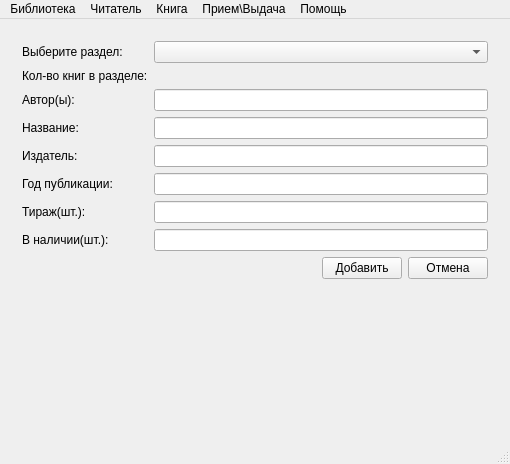
Before: the Qt Designer form Library_db/mainwindow.ui in AaccrraA/Library, drawn with Qt 5.
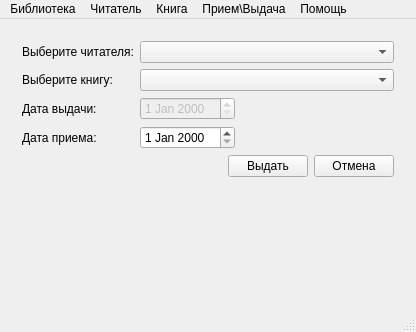
After: the same form once the commit is applied. The open tabs and pages were chosen to show the change.

Commit message: IOBooksInfoLinkedList beginig

Patch:
```diff
--- a/Library_db/mainwindow.ui
+++ b/Library_db/mainwindow.ui
@@ -6,8 +6,8 @@
    <rect>
     <x>0</x>
     <y>0</y>
-    <width>510</width>
-    <height>464</height>
+    <width>401</width>
+    <height>307</height>
    </rect>
   </property>
   <property name="windowTitle">
@@ -24,7 +24,7 @@
        <bool>true</bool>
       </property>
       <property name="currentIndex">
-       <number>2</number>
+       <number>3</number>
       </property>
       <widget class="QWidget" name="library_page">
        <property name="enabled">
@@ -670,6 +670,124 @@
         </item>
        </layout>
       </widget>
+      <widget class="QWidget" name="give_book_page">
+       <layout class="QFormLayout" name="formLayout_3">
+        <item row="0" column="0">
+         <widget class="QLabel" name="label">
+          <property name="text">
+           <string>Выберите читателя:</string>
+          </property>
+         </widget>
+        </item>
+        <item row="0" column="1">
+         <widget class="QComboBox" name="gb_readers_comboBox"/>
+        </item>
+        <item row="1" column="0">
+         <widget class="QLabel" name="label_2">
+          <property name="text">
+           <string>Выберите книгу:</string>
+          </property>
+         </widget>
+        </item>
+        <item row="1" column="1">
+         <widget class="QComboBox" name="gb_books_comboBox"/>
+        </item>
+        <item row="2" column="0">
+         <widget class="QLabel" name="gb_giving_label">
+          <property name="text">
+           <string>Дата выдачи:</string>
+          </property>
+         </widget>
+        </item>
+        <item row="2" column="1">
+         <layout class="QHBoxLayout" name="horizontalLayout_12">
+          <item>
+           <widget class="QDateEdit" name="gb_giving_dateEdit">
+            <property name="enabled">
+             <bool>false</bool>
+            </property>
+           </widget>
+          </item>
+          <item>
+           <spacer name="horizontalSpacer_5">
+            <property name="orientation">
+             <enum>Qt::Horizontal</enum>
+            </property>
+            <property name="sizeHint" stdset="0">
+             <size>
+              <width>40</width>
+              <height>20</height>
+             </size>
+            </property>
+           </spacer>
+          </item>
+         </layout>
+        </item>
+        <item row="3" column="0">
+         <widget class="QLabel" name="gb_taking_label">
+          <property name="text">
+           <string>Дата приема:</string>
+          </property>
+         </widget>
+        </item>
+        <item row="3" column="1">
+         <layout class="QHBoxLayout" name="horizontalLayout_13">
+          <item>
+           <widget class="QDateEdit" name="gb_taking_dateEdit">
+            <property name="enabled">
+             <bool>true</bool>
+            </property>
+           </widget>
+          </item>
+          <item>
+           <spacer name="horizontalSpacer_6">
+            <property name="orientation">
+             <enum>Qt::Horizontal</enum>
+            </property>
+            <property name="sizeHint" stdset="0">
+             <size>
+              <width>40</width>
+              <height>20</height>
+             </size>
+            </property>
+           </spacer>
+          </item>
+         </layout>
+        </item>
+        <item row="4" column="0" colspan="2">
+         <layout class="QHBoxLayout" name="horizontalLayout_15">
+          <item>
+           <spacer name="horizontalSpacer_4">
+            <property name="orientation">
+             <enum>Qt::Horizontal</enum>
+            </property>
+            <property name="sizeHint" stdset="0">
+             <size>
+              <width>40</width>
+              <height>20</height>
+             </size>
+            </property>
+           </spacer>
+          </item>
+          <item>
+           <widget class="QPushButton" name="gb_give_book_pushButton">
+            <property name="text">
+             <string>Выдать</string>
+            </property>
+           </widget>
+          </item>
+          <item>
+           <widget class="QPushButton" name="gb_cancel_pushButton">
+            <property name="text">
+             <string>Отмена</string>
+            </property>
+           </widget>
+          </item>
+         </layout>
+        </item>
+       </layout>
+      </widget>
+      <widget class="QWidget" name="take_book_page"/>
      </widget>
     </item>
    </layout>
@@ -682,7 +800,7 @@
     <rect>
      <x>0</x>
      <y>0</y>
-     <width>510</width>
+     <width>401</width>
      <height>21</height>
     </rect>
    </property>
```
Left out of the diff: 12 changed lines with no effect on the pictures. The commit also changes 11 other files.
